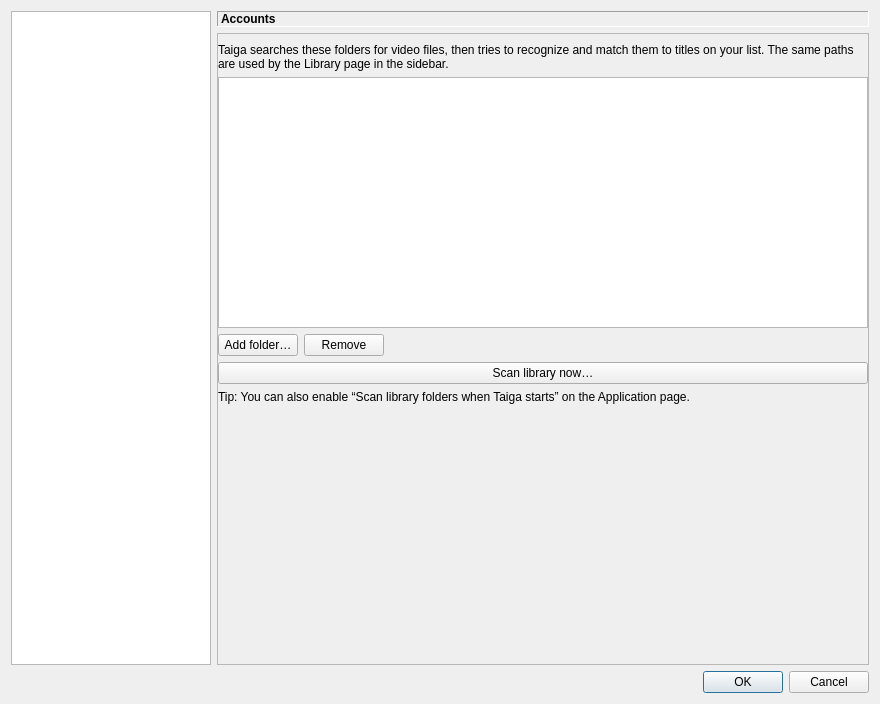
Qt form src/gui/settings/settings_dialog.ui (RobertCiochina/taigaV2) before a commit.
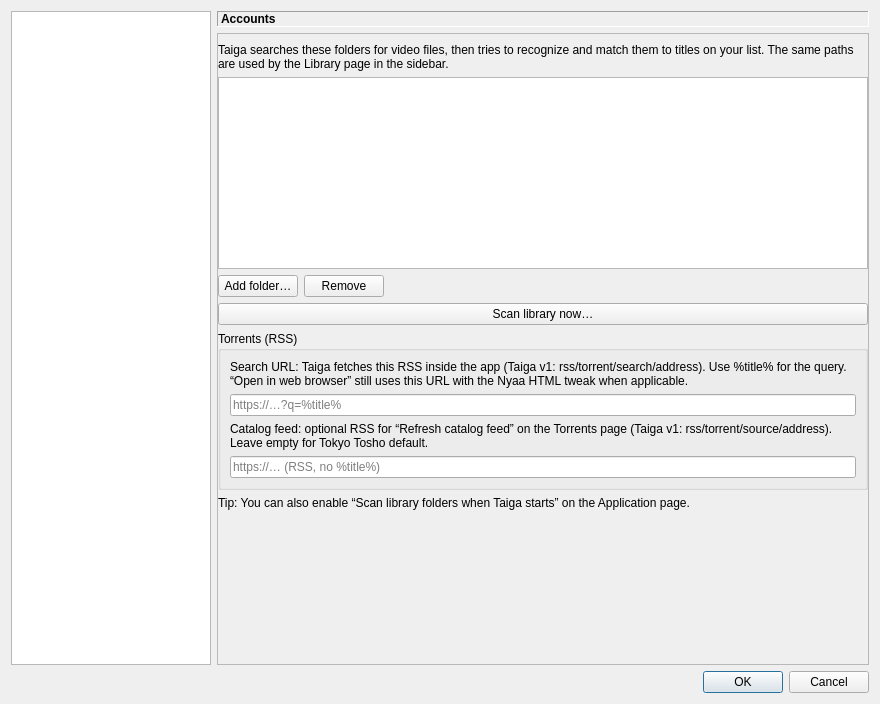
The same form after that commit. The open tabs and pages were chosen to show the change.

Commit message: Implement torrent discovery features and enhance settings dialog

The edit to the form file:
```diff
--- a/src/gui/settings/settings_dialog.ui
+++ b/src/gui/settings/settings_dialog.ui
@@ -438,6 +438,49 @@
              </property>
             </widget>
            </item>
+           <item>
+            <widget class="QGroupBox" name="groupTorrentSearch">
+             <property name="title">
+              <string>Torrents (RSS)</string>
+             </property>
+             <layout class="QVBoxLayout" name="verticalLayout_torrentSearch">
+              <item>
+               <widget class="QLabel" name="labelTorrentSearchHelp">
+                <property name="text">
+                 <string>Search URL: Taiga fetches this RSS inside the app (Taiga v1: rss/torrent/search/address). Use %title% for the query. “Open in web browser” still uses this URL with the Nyaa HTML tweak when applicable.</string>
+                </property>
+                <property name="wordWrap">
+                 <bool>true</bool>
+                </property>
+               </widget>
+              </item>
+              <item>
+               <widget class="QLineEdit" name="lineTorrentSearchUrl">
+                <property name="placeholderText">
+                 <string>https://…?q=%title%</string>
+                </property>
+               </widget>
+              </item>
+              <item>
+               <widget class="QLabel" name="labelTorrentFeedHelp">
+                <property name="text">
+                 <string>Catalog feed: optional RSS for “Refresh catalog feed” on the Torrents page (Taiga v1: rss/torrent/source/address). Leave empty for Tokyo Tosho default.</string>
+                </property>
+                <property name="wordWrap">
+                 <bool>true</bool>
+                </property>
+               </widget>
+              </item>
+              <item>
+               <widget class="QLineEdit" name="lineTorrentFeedSourceUrl">
+                <property name="placeholderText">
+                 <string>https://… (RSS, no %title%)</string>
+                </property>
+               </widget>
+              </item>
+             </layout>
+            </widget>
+           </item>
            <item>
             <widget class="QLabel" name="libraryStartupHintLabel">
              <property name="text">
```
Left out of the diff: 20 changed lines with no effect on the pictures. The commit also changes 32 other files.
